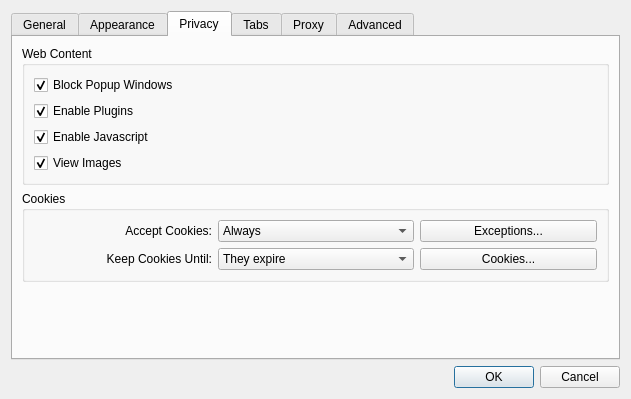
Before: the Qt Designer form src/settings.ui in EndorphinBrowser/browser, drawn with Qt 5.
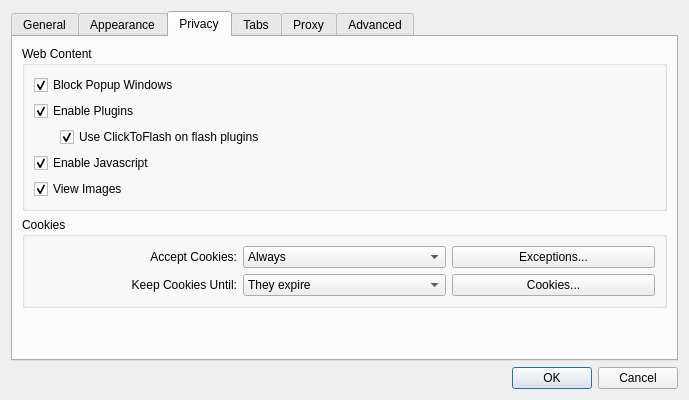
After: the same form once the commit is applied. The open tabs and pages were chosen to show the change.

Commit message: Add a subclass of QWebPluginFactory that can be used for managing QWebPlugin's with a bonus clicktoflash plugin.

```diff
--- a/src/settings.ui
+++ b/src/settings.ui
@@ -6,8 +6,8 @@
    <rect>
     <x>0</x>
     <y>0</y>
-    <width>631</width>
-    <height>399</height>
+    <width>689</width>
+    <height>400</height>
    </rect>
   </property>
   <property name="windowTitle">
@@ -311,8 +311,8 @@
          <property name="title">
           <string>Web Content</string>
          </property>
-         <layout class="QVBoxLayout" name="verticalLayout_2">
-          <item>
+         <layout class="QGridLayout" name="gridLayout_5">
+          <item row="0" column="0" colspan="2">
            <widget class="QCheckBox" name="blockPopupWindows">
             <property name="text">
              <string>Block Popup Windows</string>
@@ -322,7 +322,7 @@
             </property>
            </widget>
           </item>
-          <item>
+          <item row="1" column="0" colspan="2">
            <widget class="QCheckBox" name="enablePlugins">
             <property name="text">
              <string>Enable Plugins</string>
@@ -332,7 +332,39 @@
             </property>
            </widget>
           </item>
-          <item>
+          <item row="2" column="0">
+           <spacer name="horizontalSpacer_3">
+            <property name="orientation">
+             <enum>Qt::Horizontal</enum>
+            </property>
+            <property name="sizeType">
+             <enum>QSizePolicy::Fixed</enum>
+            </property>
+            <property name="sizeHint" stdset="0">
+             <size>
+              <width>20</width>
+              <height>20</height>
+             </size>
+            </property>
+           </spacer>
+          </item>
+          <item row="2" column="1">
+           <widget class="QCheckBox" name="clickToFlash">
+            <property name="sizePolicy">
+             <sizepolicy hsizetype="Expanding" vsizetype="Fixed">
+              <horstretch>0</horstretch>
+              <verstretch>0</verstretch>
+             </sizepolicy>
+            </property>
+            <property name="text">
+             <string>Use ClickToFlash on flash plugins</string>
+            </property>
+            <property name="checked">
+             <bool>true</bool>
+            </property>
+           </widget>
+          </item>
+          <item row="3" column="0" colspan="2">
            <widget class="QCheckBox" name="enableJavascript">
             <property name="text">
              <string>Enable Javascript</string>
@@ -342,7 +374,7 @@
             </property>
            </widget>
           </item>
-          <item>
+          <item row="4" column="0" colspan="2">
            <widget class="QCheckBox" name="enableImages">
             <property name="text">
              <string>View Images</string>
```
Left out of the diff: 26 changed lines with no effect on the pictures. The commit also changes 18 other files.
